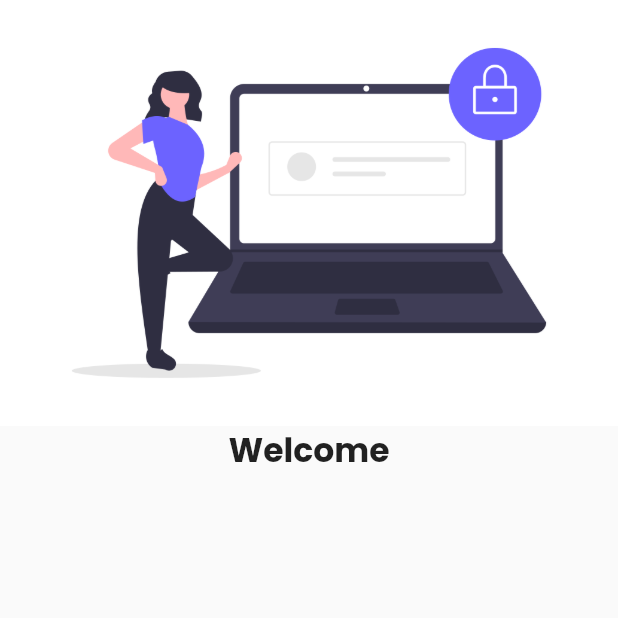
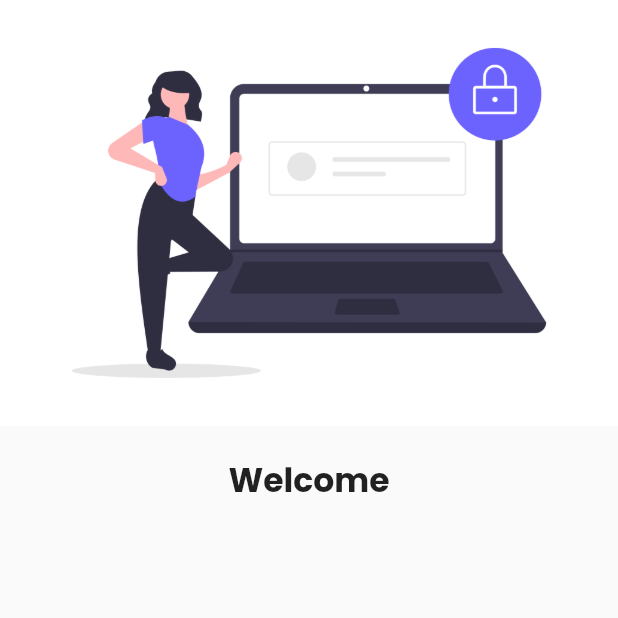
Before and after one commit to subeeshsudhakaran/LearnFlutter, a Flutter app: the screen it shows after launch, on a phone screen of 412 x 824 dp, the top half of it. Run offline on Flutter 3.47's test engine with Material 2 defaults, Android fonts, the phone set to English and light mode, and no system bars; our stand-ins replace google_fonts.

Commit message:
added widget sizedBox - Using insted of padding

```diff
--- a/my_app/lib/screens/login.dart
+++ b/my_app/lib/screens/login.dart
@@ -10,6 +10,9 @@ class Login extends StatelessWidget {
             "assets/images/logIn.png",
             fit: BoxFit.cover,
           ),
+          const SizedBox(
+            height: 20.0,
+          ),
           const Text(
             "Welcome",
             style: TextStyle(
@@ -17,6 +20,9 @@ class Login extends StatelessWidget {
               fontWeight: FontWeight.bold,
             ),
           ),
+          const SizedBox(
+            height: 20.0,
+          ),
         ],
       ),
     );
```
